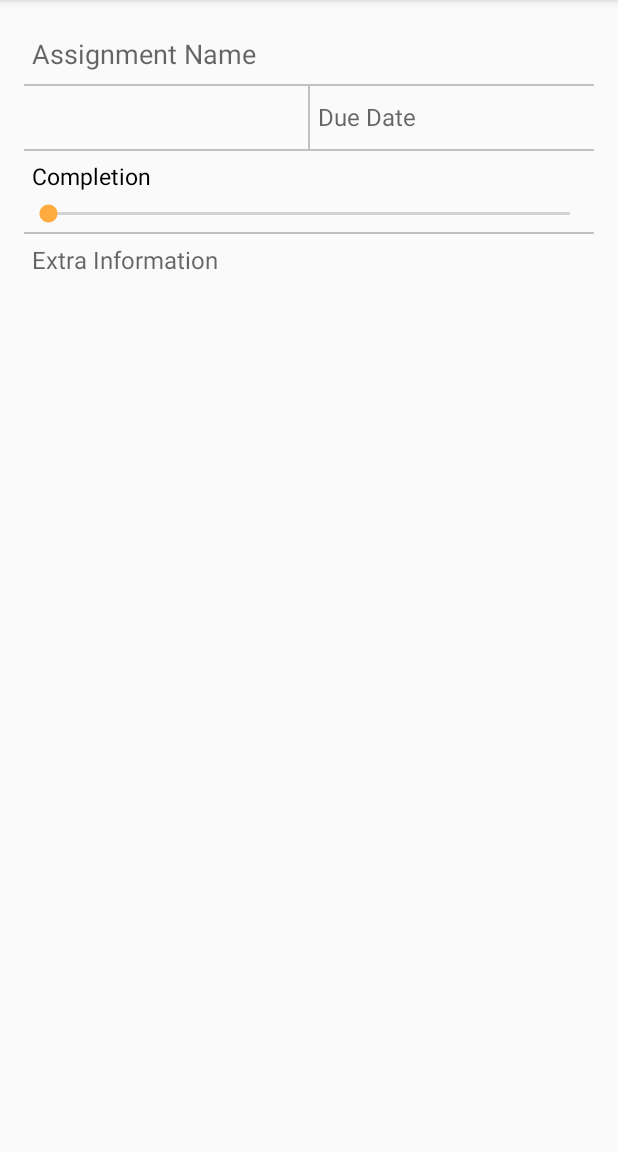
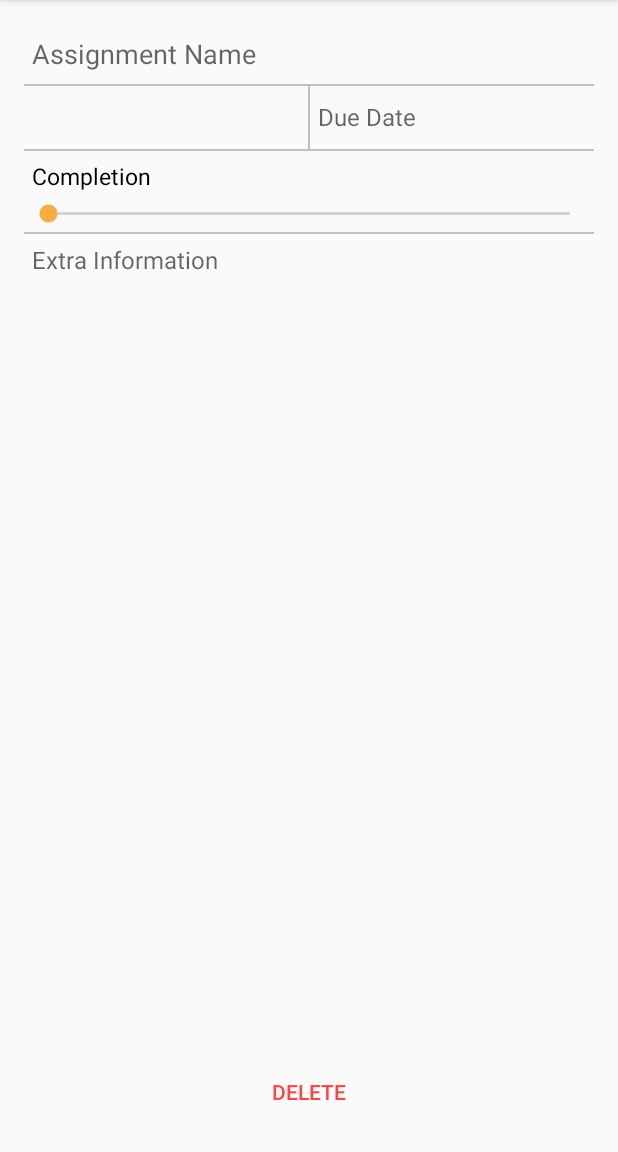
Before and after one commit to nickthegroot/UnityPlanner, an Android app: the editAssignment screen opened directly, with no data from a screen before it, on a phone screen of 412 x 824 dp, the part 84-1236 px from its top. Run offline under Robolectric (Android 15) with nearby library versions, the phone set to English and light mode, and no system bars; our stand-ins replace Firebase (no records; nobody signed in at launch, a user with empty details on screens opened directly).

Commit message:
Added ability to delete existing assignments.

```diff
--- a/app/build.gradle
+++ b/app/build.gradle
@@ -33,21 +33,21 @@ dependencies {
     compile('com.google.api-client:google-api-client-android:1.22.0') {
         exclude group: 'org.apache.httpcomponents'
     }
+
+
+
     compile 'com.android.support:appcompat-v7:25.3.0'
     compile 'com.android.support:design:25.3.0'
     compile 'com.android.support:cardview-v7:25.3.0'
     compile 'com.android.support:recyclerview-v7:25.3.0'
     compile 'com.android.support:support-v4:25.3.0'
     compile 'com.android.support.constraint:constraint-layout:1.0.0-beta3'
-
     compile 'com.google.firebase:firebase-core:10.2.0'
     compile 'com.google.firebase:firebase-auth:10.2.0'
     compile 'com.google.firebase:firebase-messaging:10.2.0'
     compile 'com.google.firebase:firebase-database:10.2.0'
-
     compile 'com.firebaseui:firebase-ui-auth:1.2.0'
     compile 'com.firebaseui:firebase-ui-database:1.2.0'
-
     compile 'com.google.android.gms:play-services-auth:10.2.0'
     compile 'pub.devrel:easypermissions:0.2.1'
     compile 'com.squareup.picasso:picasso:2.5.2'
--- a/app/src/main/res/layout/activity_edit_assignment.xml
+++ b/app/src/main/res/layout/activity_edit_assignment.xml
@@ -113,4 +113,13 @@
         android:padding="5dp"
         android:background="@null" />
 
+    <Button
+        android:id="@+id/delete_assignment"
+        style="@style/Base.Widget.AppCompat.Button.Borderless.Colored"
+        android:layout_width="match_parent"
+        android:layout_height="wrap_content"
+        android:layout_alignParentBottom="true"
+        android:onClick="deleteAssignment"
+        android:text="@string/delete"
+        android:textColor="#FFFF4444" />
 </RelativeLayout>
--- a/app/src/main/res/values/strings.xml
+++ b/app/src/main/res/values/strings.xml
@@ -36,7 +36,5 @@
     <string name="no_internet_connection">No internet connection. Please try again later.</string>
     <string name="unknown_error">An unknown error occurred. Please try again later.</string>
     <string name="sign_in">Sign In</string>
-
-    <!-- TODO: Remove or change this placeholder text -->
-    <string name="hello_blank_fragment">Hello blank fragment</string>
+    <string name="delete">Delete</string>
 </resources>
```
Also changed, not shown: app/src/main/AndroidManifest.xml (+4 -6 lines), app/src/main/java/com/nbdeg/unityplanner/editAssignment.java (+8 -0 lines), app/src/main/java/com/nbdeg/unityplanner/editClass.java (added, +13 -0 lines), app/src/main/res/layout/activity_edit_class.xml (added, +8 -0 lines), 2 other files.
